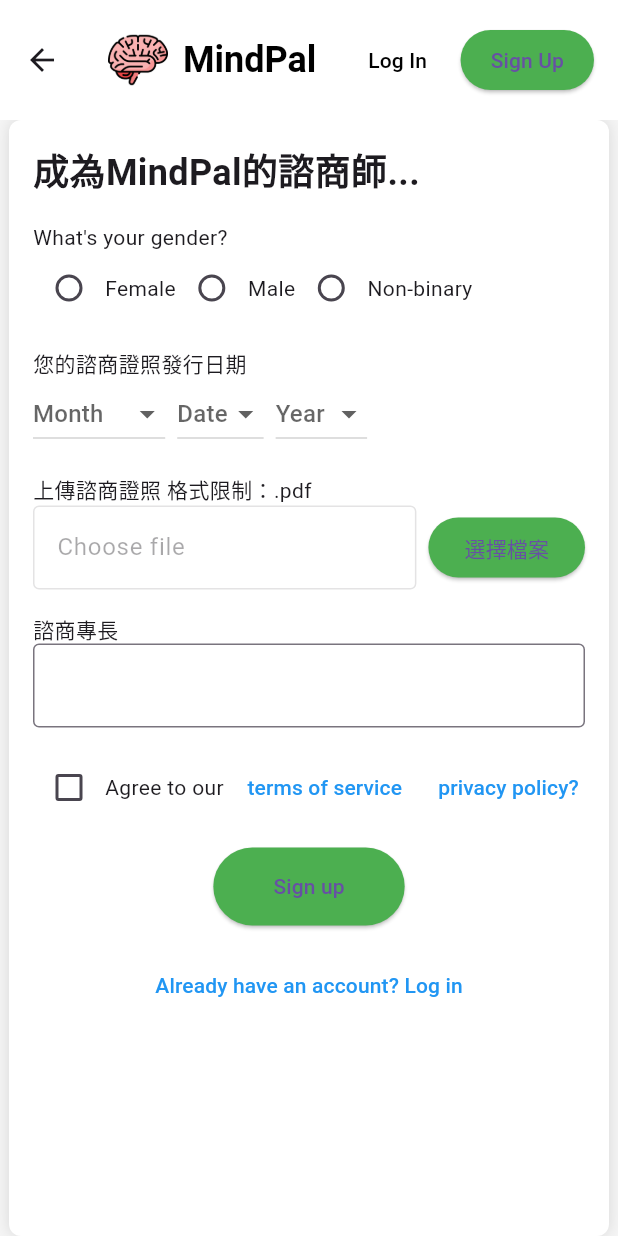
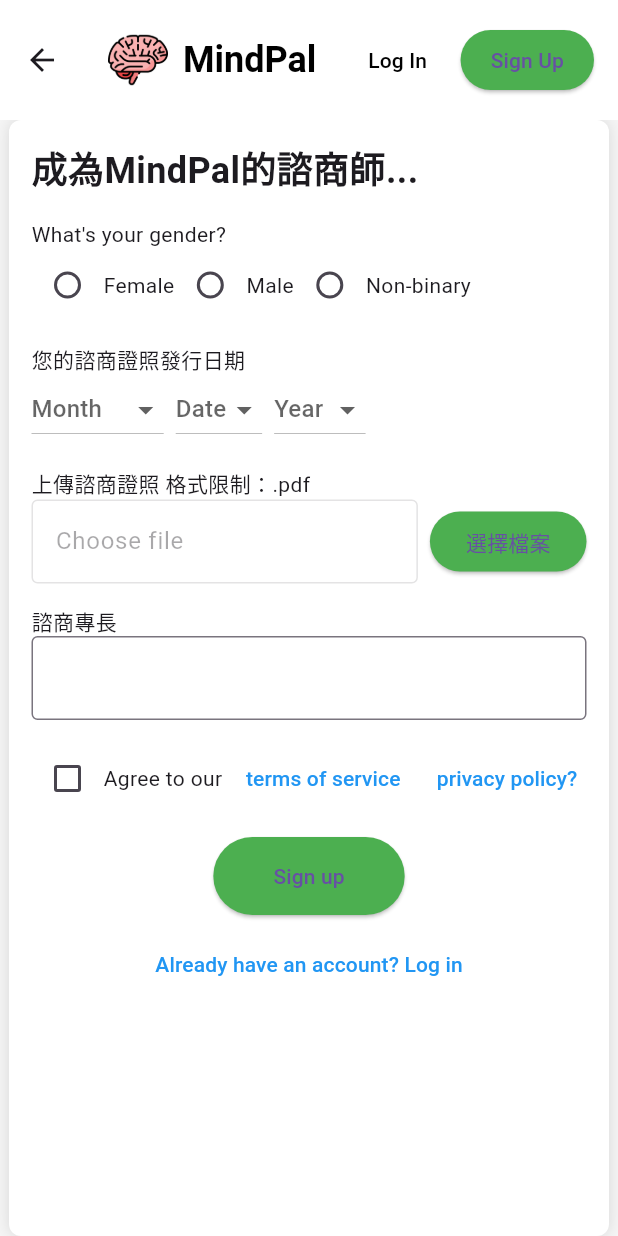
Before and after one commit to StevenWanglolz/MindPal, a Flutter app: the Register2 screen opened by its route, on a phone screen of 412 x 824 dp. Run offline on Flutter 3.47's test engine with Material 3 defaults, Android fonts, the phone set to English and light mode, and no system bars; network calls fail.

Commit message:
Correct register1, register2, route

```diff
--- a/mindpal_web_app/lib/pages/register1.dart
+++ b/mindpal_web_app/lib/pages/register1.dart
@@ -25,10 +25,10 @@ class Register1 extends StatefulWidget {
   const Register1({super.key});
 
   @override
-  _Register1State createState() => _Register1State();
+  Register1State createState() => Register1State();
 }
 
-class _Register1State extends State<Register1> {
+class Register1State extends State<Register1> {
   final TextEditingController _usernameController = TextEditingController();
   final TextEditingController _emailController = TextEditingController();
   final TextEditingController _phoneController = TextEditingController();
--- a/mindpal_web_app/lib/pages/register2.dart
+++ b/mindpal_web_app/lib/pages/register2.dart
@@ -4,10 +4,10 @@ class Register2 extends StatefulWidget {
   const Register2({super.key});
 
   @override
-  _Register2State createState() => _Register2State();
+  Register2State createState() => Register2State();
 }
 
-class _Register2State extends State<Register2> {
+class Register2State extends State<Register2> {
   String? gender;
   String? selectedMonth;
   String? selectedDate;
@@ -73,7 +73,7 @@ class _Register2State extends State<Register2> {
       ),
       body: Center(
         child: Container(
-          padding: const EdgeInsets.all(16),
+          padding: const EdgeInsets.all(15), // 16
           width: 400,
           decoration: BoxDecoration(
             color: Colors.white,
@@ -92,7 +92,7 @@ class _Register2State extends State<Register2> {
                 '成為MindPal的諮商師...',
                 style: TextStyle(fontSize: 24, fontWeight: FontWeight.bold),
               ),
-              const SizedBox(height: 16),
+              const SizedBox(height: 15), // 16
               const Text('What\'s your gender?'),
               Row(
                 children: [
@@ -128,7 +128,7 @@ class _Register2State extends State<Register2> {
                   const Text('Non-binary'),
                 ],
               ),
-              const SizedBox(height: 16),
+              const SizedBox(height: 15), // 16
               const Text('您的諮商證照發行日期'),
               Row(
                 children: [
@@ -181,7 +181,7 @@ class _Register2State extends State<Register2> {
                   ),
                 ],
               ),
-              const SizedBox(height: 16),
+              const SizedBox(height: 15), // 16
               const Text('上傳諮商證照 格式限制：.pdf'),
               Row(
                 children: [
@@ -204,14 +204,14 @@ class _Register2State extends State<Register2> {
                   ),
                 ],
               ),
-              const SizedBox(height: 16),
+              const SizedBox(height: 15), // 16
               const Text('諮商專長'),
               const TextField(
                 decoration: InputDecoration(
                   border: OutlineInputBorder(),
                 ),
               ),
-              const SizedBox(height: 16),
+              const SizedBox(height: 15), // 16
               Row(
                 children: [
                   Checkbox(
@@ -239,7 +239,7 @@ class _Register2State extends State<Register2> {
                   )
                 ],
               ),
-              const SizedBox(height: 16),
+              const SizedBox(height: 15), // 16
               Center(
                 child: ElevatedButton(
                   onPressed: () {},
@@ -251,7 +251,7 @@ class _Register2State extends State<Register2> {
                   child: const Text('Sign up'),
                 ),
               ),
-              const SizedBox(height: 16),
+              const SizedBox(height: 9), // 16
               Center(
                 child: TextButton(
                   onPressed: () {},
--- /dev/null
+++ b/mindpal_web_app/lib/route.dart
@@ -0,0 +1,34 @@
+import 'package:flutter/material.dart';
+import 'pages/register1.dart';
+import 'pages/register2.dart';
+import 'pages/login.dart';
+
+class RouteGenerator {
+  static Route<dynamic> generateRoute(RouteSettings settings) {
+    switch (settings.name) {
+      case '/':
+        return MaterialPageRoute(builder: (_) => const Register1());
+      case '/register2':
+        return MaterialPageRoute(builder: (_) => const Register2());
+      case '/login':
+        return MaterialPageRoute(builder: (_) => const LoginPage());
+      default:
+        return _errorRoute();
+    }
+  }
+
+  static Route<dynamic> _errorRoute() {
+    return MaterialPageRoute(
+      builder: (_) {
+        return Scaffold(
+          appBar: AppBar(
+            title: const Text('Error'),
+          ),
+          body: const Center(
+            child: Text('ERROR: Route not found'),
+          ),
+        );
+      },
+    );
+  }
+}
```
Also changed, not shown: mindpal_web_app/lib/main.dart (+2 -7 lines), mindpal_web_app/lib/pages/login.dart (added, +154 -0 lines), 2 other files.
